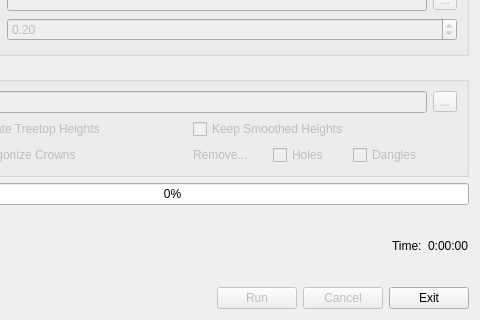
This is src/treetops.ui in rskelly/treetops as Qt 5 draws it before an edit; both pictures show x 135 to 615 and y 366 to 686 of the 615 by 686 pixel window. The edited form follows.
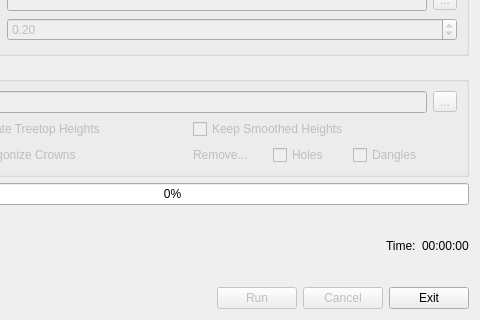
This is the edited form.

Commit message: Timer format.

```diff
--- a/src/treetops.ui
+++ b/src/treetops.ui
@@ -571,7 +571,7 @@
         </sizepolicy>
        </property>
        <property name="text">
-        <string>0:00:00</string>
+        <string>00:00:00</string>
        </property>
       </widget>
      </item>
```
